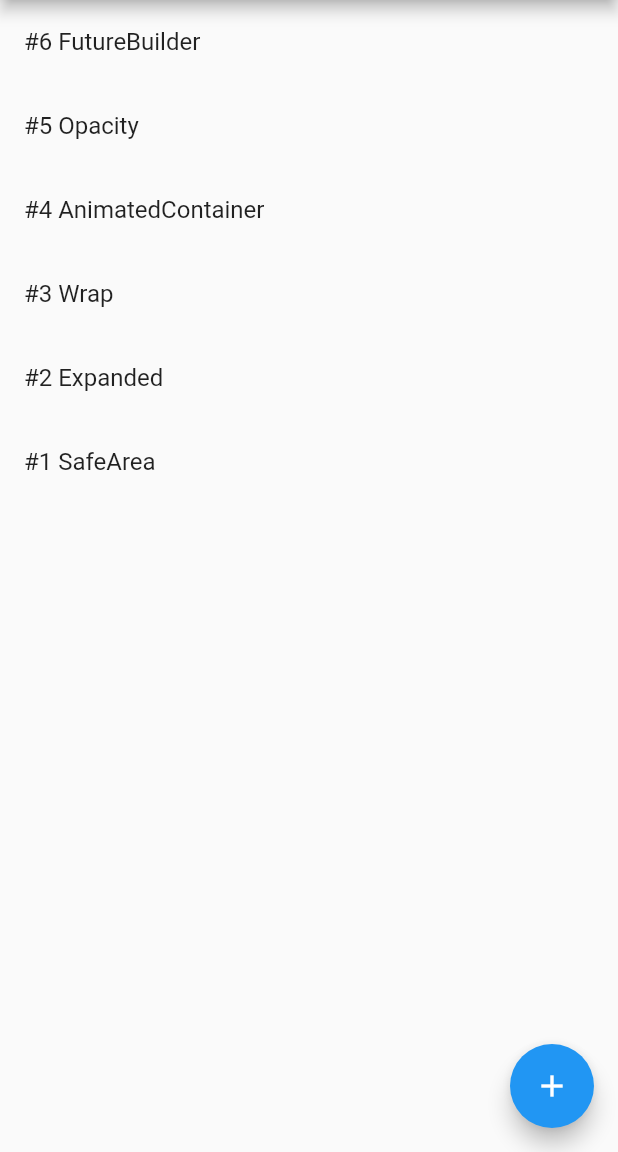
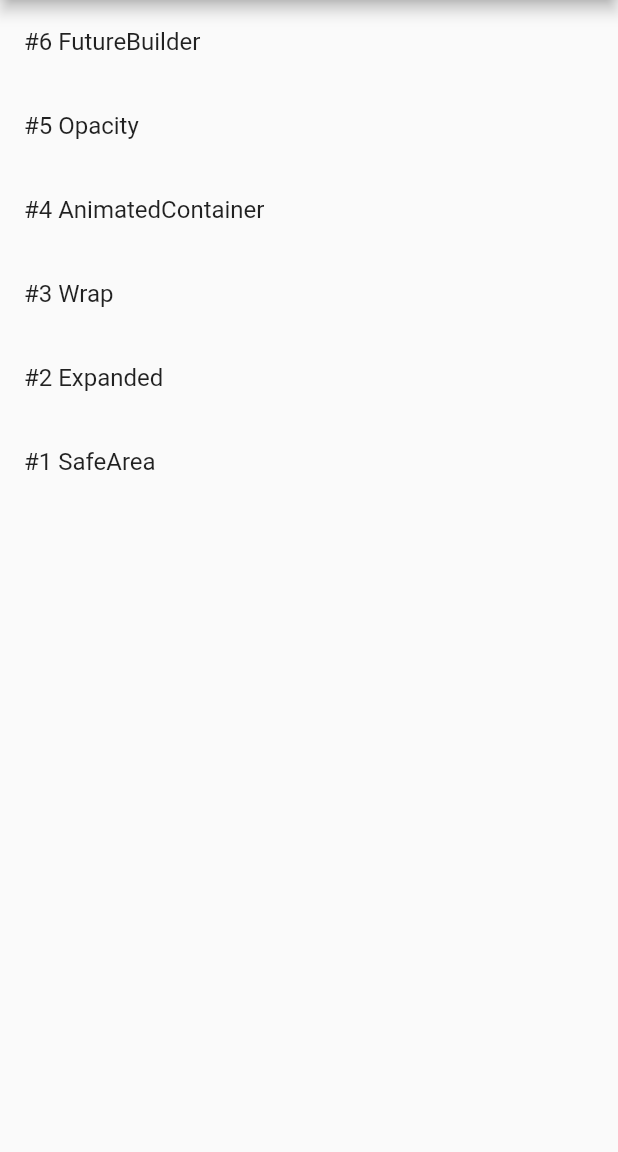
Before and after one commit to nobushiueshi/flutter_widget_of_the_week, a Flutter app: the screen it shows after launch, on a phone screen of 412 x 824 dp, the part 84-1236 px from its top. Run offline on Flutter 3.47's test engine with Material 2 defaults, Android fonts, the phone set to English and light mode, and no system bars.

Commit message:
Flutter 2.8.0にアップグレード

```diff
--- a/analysis_options.yaml
+++ b/analysis_options.yaml
@@ -7,7 +7,7 @@
 
 # The following line activates a set of recommended lints for Flutter apps,
 # packages, and plugins designed to encourage good coding practices.
-#include: package:flutter_lints/flutter.yaml
+# include: package:flutter_lints/flutter.yaml
 # https://pub.dev/packages/pedantic_mono
 include: package:pedantic_mono/analysis_options.yaml
 
--- a/lib/main.dart
+++ b/lib/main.dart
@@ -60,10 +60,6 @@ class _MyHomePageState extends State<MyHomePage> {
               .toList(),
         ),
       ),
-      floatingActionButton: FloatingActionButton(
-        onPressed: () {},
-        child: const Icon(Icons.add),
-      ),
     );
   }
 }
--- a/pubspec.yaml
+++ b/pubspec.yaml
@@ -18,7 +18,7 @@ publish_to: 'none' # Remove this line if you wish to publish to pub.dev
 version: 1.0.0+1
 
 environment:
-  sdk: ">=2.12.0 <3.0.0"
+  sdk: ">=2.15.0 <3.0.0"
 
 # Dependencies specify other packages that your package needs in order to work.
 # To automatically upgrade your package dependencies to the latest versions
```
Also changed, not shown: pubspec.lock, 9 other files.
